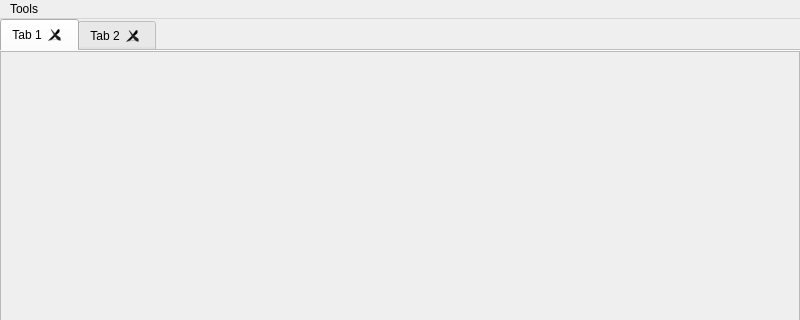
mathiasbredholt/iEuler, file mathnotesgui/mainwindow.ui: the form before one commit; both pictures show x 0 to 800 and y 0 to 320 of the 800 by 600 pixel window.
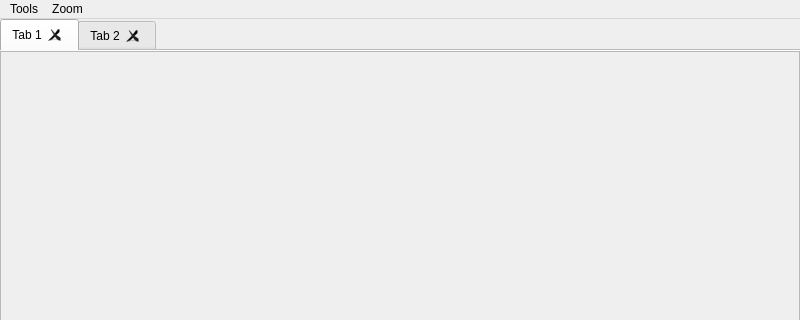
The form after the commit.

What changed in the file:
```diff
--- a/mathnotesgui/mainwindow.ui
+++ b/mathnotesgui/mainwindow.ui
@@ -105,7 +105,16 @@
     </property>
     <addaction name="actionShow_command_panel"/>
    </widget>
+   <widget class="QMenu" name="menuZoom">
+    <property name="title">
+     <string>Zoom</string>
+    </property>
+    <addaction name="action100"/>
+    <addaction name="action150"/>
+    <addaction name="action200"/>
+   </widget>
    <addaction name="menuTools"/>
+   <addaction name="menuZoom"/>
   </widget>
   <action name="actionShow_command_panel">
    <property name="checkable">
```
Left out of the diff: 24 changed lines with no effect on the pictures.
